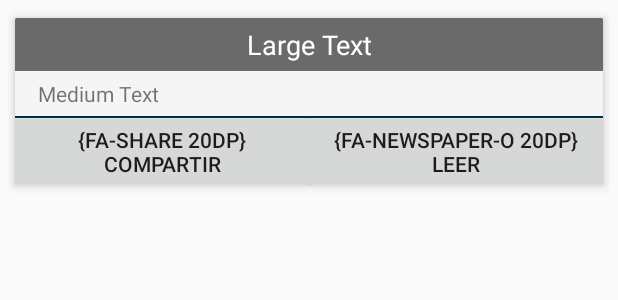
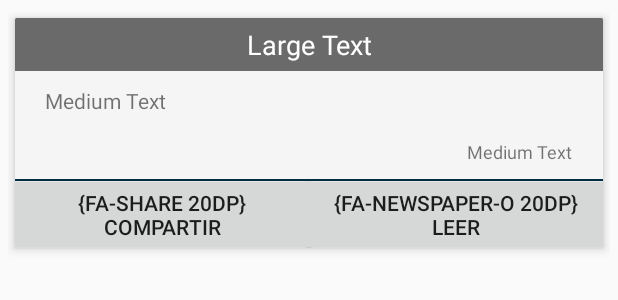
Before and after one commit to racinglocura07/NuevoEncuentro, an Android app: the layout item_noticias_comun.xml on its own in the app's theme, with its tools: preview values and no code run, on a phone screen of 412 x 824 dp. Shown: the top 300 px of the screen. Run offline under Robolectric (Android 15) with nearby library versions, the phone set to English and light mode, and no system bars; plain views replace IconButton.

Commit message:
Noticias terminado

```diff
--- a/app/src/main/java/coop/nuevoencuentro/nofuemagia/activities/PantallaPrincipal.java
+++ b/app/src/main/java/coop/nuevoencuentro/nofuemagia/activities/PantallaPrincipal.java
@@ -74,10 +74,15 @@ public class PantallaPrincipal extends AppCompatActivity implements NavigationVi
     private ContactoFragment contactoFragment;
     private UbicacionFragment ubicacionFragment;
     private NavigationView navigationView;
+
     private AsyncHttpClient client;
 
     private boolean mEsAdmin;
     private boolean mTieneAdmin;
+
+    public AsyncHttpClient GetAsynk(){
+        return client;
+    }
 
 
     @Override
--- a/app/src/main/java/coop/nuevoencuentro/nofuemagia/fragments/ActividadesFragment.java
+++ b/app/src/main/java/coop/nuevoencuentro/nofuemagia/fragments/ActividadesFragment.java
@@ -39,7 +39,7 @@ public class ActividadesFragment extends Fragment {
             public void onRefresh() {
                 recList.setAdapter(null);
                 swipe.setRefreshing(true);
-                Common.SincronizarActividades(new AsyncHttpClient(), ActividadesFragment.this);
+                Common.SincronizarActividades(ActividadesFragment.this);
             }
         });
 
@@ -59,7 +59,7 @@ public class ActividadesFragment extends Fragment {
                     swipe.setRefreshing(true);
                 }
             });
-            Common.SincronizarActividades(new AsyncHttpClient(), this);
+            Common.SincronizarActividades(this);
         } else
             recList.setAdapter(adapter);
 
--- a/app/src/main/java/coop/nuevoencuentro/nofuemagia/fragments/ComprasComunitariasFragment.java
+++ b/app/src/main/java/coop/nuevoencuentro/nofuemagia/fragments/ComprasComunitariasFragment.java
@@ -55,8 +55,7 @@ public class ComprasComunitariasFragment extends Fragment {
 
         Bolsones ultimo = Bolsones.getLast();
         if (ultimo == null) {
-            AsyncHttpClient client = new AsyncHttpClient();
-            Common.SincronizarBolsones(client, this);
+            Common.SincronizarBolsones(this);
             return v;
         }
 
--- a/app/src/main/java/coop/nuevoencuentro/nofuemagia/fragments/NoticiasImagenFragment.java
+++ b/app/src/main/java/coop/nuevoencuentro/nofuemagia/fragments/NoticiasImagenFragment.java
@@ -41,7 +41,7 @@ public class NoticiasImagenFragment extends Fragment {
             public void onRefresh() {
                 recList.setAdapter(null);
                 swipe.setRefreshing(true);
-                Common.SincronizarNoticias(new AsyncHttpClient(), NoticiasImagenFragment.this);
+                Common.SincronizarNoticias(NoticiasImagenFragment.this);
             }
         });
 
@@ -61,7 +61,7 @@ public class NoticiasImagenFragment extends Fragment {
                     swipe.setRefreshing(true);
                 }
             });
-            Common.SincronizarNoticias(new AsyncHttpClient(), this);
+            Common.SincronizarNoticias(this);
         } else
             recList.setAdapter(adapter);
 
--- a/app/src/main/java/coop/nuevoencuentro/nofuemagia/fragments/TalleresFragment.java
+++ b/app/src/main/java/coop/nuevoencuentro/nofuemagia/fragments/TalleresFragment.java
@@ -39,7 +39,7 @@ public class TalleresFragment extends Fragment {
             public void onRefresh() {
                 recList.setAdapter(null);
                 swipe.setRefreshing(true);
-                Common.SincronizarActividades(new AsyncHttpClient(), TalleresFragment.this);
+                Common.SincronizarActividades(TalleresFragment.this);
             }
         });
 
@@ -59,7 +59,7 @@ public class TalleresFragment extends Fragment {
                     swipe.setRefreshing(true);
                 }
             });
-            Common.SincronizarActividades(new AsyncHttpClient(), this);
+            Common.SincronizarActividades(this);
         } else
             recList.setAdapter(adapter);
 
--- a/app/src/main/res/layout/item_noticias_comun.xml
+++ b/app/src/main/res/layout/item_noticias_comun.xml
@@ -29,6 +29,7 @@
                 android:layout_width="match_parent"
                 android:layout_height="wrap_content"
                 android:layout_gravity="center|bottom"
+                android:layout_marginBottom="@dimen/noticia_vertical"
                 android:background="@color/negrotransparente"
                 android:gravity="center"
                 android:padding="5dp"
@@ -40,19 +41,33 @@
                 android:id="@id/tv_desc_noticia_comun"
                 android:layout_width="match_parent"
                 android:layout_height="wrap_content"
+                android:layout_marginBottom="@dimen/activity_vertical_margin"
                 android:ellipsize="end"
-                android:paddingBottom="@dimen/pad_item_noticias_bot"
-                android:paddingEnd="@dimen/pad_item_noticias"
-                android:paddingLeft="@dimen/pad_item_noticias"
-                android:paddingRight="@dimen/pad_item_noticias"
-                android:paddingStart="@dimen/pad_item_noticias"
-                android:paddingTop="@dimen/pad_item_noticias_bot"
+                android:maxLines="6"
+                android:paddingEnd="@dimen/noticia_horizontal"
+                android:paddingLeft="@dimen/noticia_horizontal"
+                android:paddingRight="@dimen/noticia_horizontal"
+                android:paddingStart="@dimen/noticia_horizontal"
                 android:text="Medium Text"
                 android:textAppearance="?android:attr/textAppearanceSmall" />
+
+            <TextView
+                android:id="@id/tv_fecha_noticia_comun"
+                android:layout_width="wrap_content"
+                android:layout_height="wrap_content"
+                android:layout_gravity="end"
+                android:paddingEnd="@dimen/noticia_horizontal"
+                android:paddingLeft="@dimen/noticia_horizontal"
+                android:paddingRight="@dimen/noticia_horizontal"
+                android:paddingStart="@dimen/noticia_horizontal"
+                android:text="Medium Text"
+                android:textAppearance="?android:attr/textAppearanceSmall"
+                android:textSize="12sp" />
 
             <View
                 android:layout_width="wrap_content"
                 android:layout_height="1dp"
+                android:layout_marginTop="@dimen/noticia_vertical"
                 android:background="@color/partido_oscuro" />
 
             <LinearLayout
--- a/app/src/main/res/values/dimens.xml
+++ b/app/src/main/res/values/dimens.xml
@@ -9,10 +9,12 @@
     <dimen name="padding_actividades">10dp</dimen>
     <dimen name="pad_item_noticias">15dp</dimen>
     <dimen name="pad_login">15dp</dimen>
-    <dimen name="pad_item_noticias_bot">5dp</dimen>
+    <dimen name="pad_item_noticias_bot">10dp</dimen>
     <dimen name="fuente_conf">16sp</dimen>
     <dimen name="botones_pad">10dp</dimen>
     <dimen name="botones_mar">5dp</dimen>
     <dimen name="fuente_conf_info">16sp</dimen>
     <dimen name="alto_celular">200dp</dimen>
+    <dimen name="noticia_horizontal">20dp</dimen>
+    <dimen name="noticia_vertical">10dp</dimen>
 </resources>
--- a/app/src/main/res/values/ids.xml
+++ b/app/src/main/res/values/ids.xml
@@ -73,4 +73,5 @@
     <item name="rating_bar" type="id" />
     <item name="btn_compartir" type="id" />
     <item name="btn_leer" type="id" />
+    <item name="tv_fecha_noticia_comun" type="id" />
 </resources>
```
Also changed, not shown: app/src/main/java/coop/nuevoencuentro/nofuemagia/adapters/NoticiasComunAdapter.java (+32 -21 lines), app/src/main/java/coop/nuevoencuentro/nofuemagia/fragments/NoticiasSinImagenFragment.java (+32 -15 lines), app/src/main/java/coop/nuevoencuentro/nofuemagia/helper/Common.java (+6 -3 lines), app/src/main/java/coop/nuevoencuentro/nofuemagia/xml/RSSItems.java (added, +163 -0 lines), app/src/main/java/coop/nuevoencuentro/nofuemagia/xml/XMLNuestrasVoces.java (deleted, +0 -77 lines).
